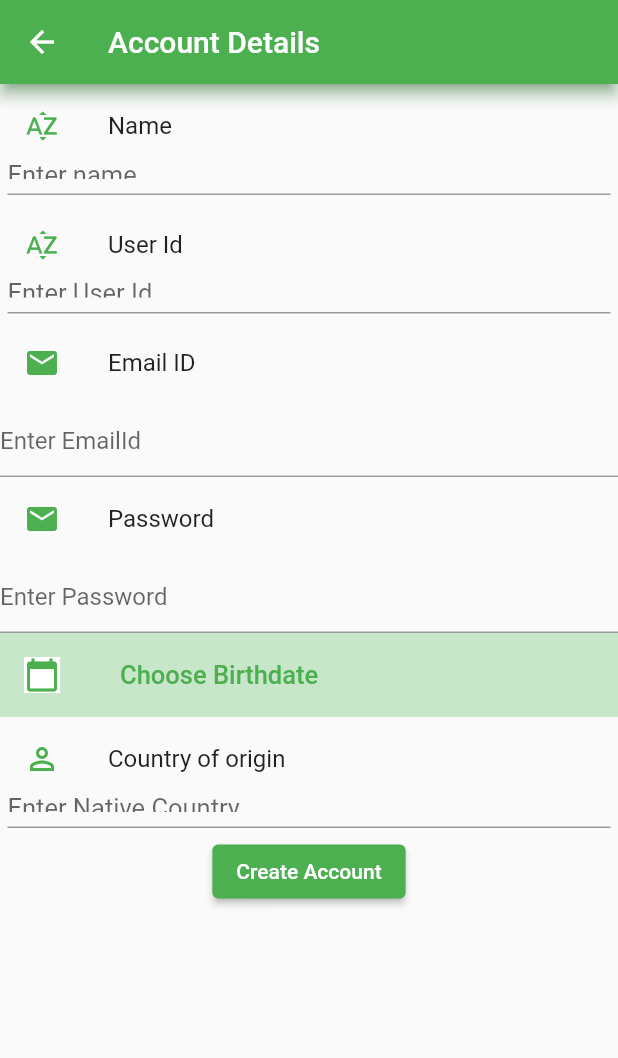
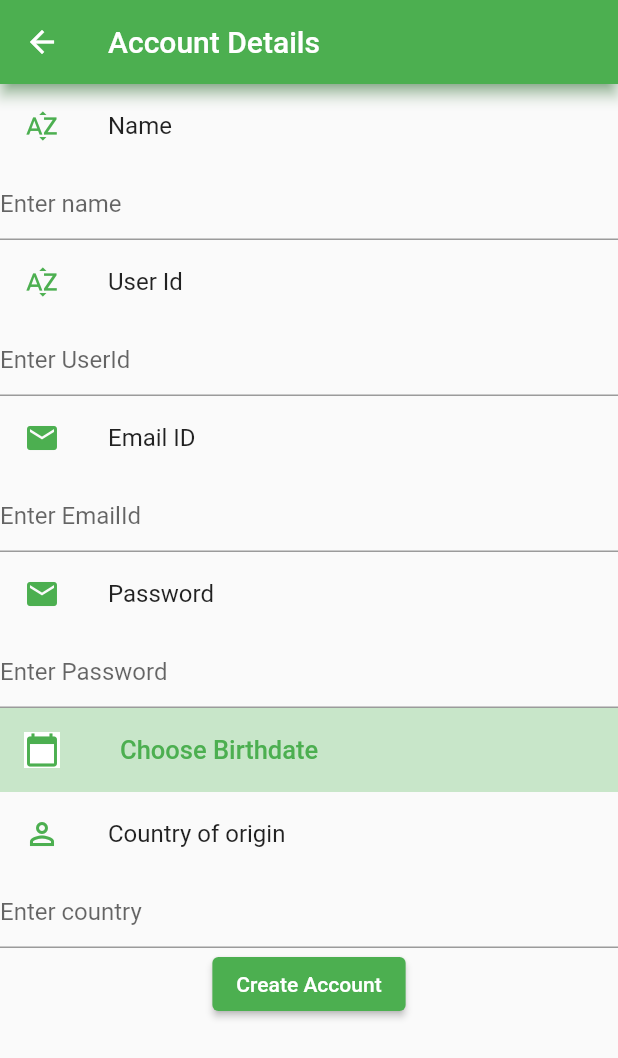
Before and after one commit to Amey-2002/Meme_G, a Flutter app: the Account_det screen opened by its route, after a tap on "Create Account", on a phone screen of 412 x 824 dp. Shown: the top 1058 px of the screen. Run offline on Flutter 3.47's test engine with Material 2 defaults, Android fonts, the phone set to English and light mode, and no system bars; our stand-ins replace firebase_auth, firebase_core, flutter_datetime_picker, flutter_signin_button, google_sign_in; missing offline and left inert: flutter_painter; accounts and stored records are empty; network calls fail.

Commit message:
Personal info screen created
Personal info displays information of user entered while creating account on the app.
Pending Job - Storing the user specific information on firebase

```diff
--- a/meme_g/lib/main.dart
+++ b/meme_g/lib/main.dart
@@ -5,6 +5,7 @@ import 'package:firebase_core/firebase_core.dart';
 import 'package:flutter/material.dart';
 import 'package:meme_g/screens/emailandpass_signin.dart';
 import 'package:meme_g/screens/homescreen.dart';
+import 'package:meme_g/screens/personal_info.dart';
 import 'package:meme_g/screens/sign_in_screen.dart';
 import 'package:meme_g/screens/wrapper.dart';
 import 'package:meme_g/services/auth.dart';
@@ -51,6 +52,7 @@ class MyApp extends StatelessWidget {
           Account_det.route: (context) => Account_det(),
           Homescreen.route: (context) => Homescreen(),
           EmailandPass.route: (context) => EmailandPass(),
+          personal_info.route:(context) => personal_info(),
         },
       ),
     );
--- a/meme_g/lib/screens/account_details_screen.dart
+++ b/meme_g/lib/screens/account_details_screen.dart
@@ -13,12 +13,12 @@ class Account_det extends StatefulWidget {
   State<Account_det> createState() => _Account_detState();
 }
 
+dynamic name, userid, country;
+String? birthdate;
+var emailid, upassword;
+
 class _Account_detState extends State<Account_det> {
   var authObject = Auth();
-
-  dynamic name,userid,country;
-
-  var emailid, upassword;
 
   @override
   Widget build(BuildContext context) {
@@ -37,7 +37,15 @@ class _Account_detState extends State<Account_det> {
             ),
             title: Text('Name'),
           ),
-          Text_fields("Enter name",name),
+          Container(
+            child: TextField(
+                decoration: InputDecoration(hintText: "Enter name" ),
+                onChanged: (uname) {
+                  setState(() {
+                    name = uname;
+                  });
+                }),
+          ),
           ListTile(
             leading: Icon(
               Icons.sort_by_alpha,
@@ -45,7 +53,15 @@ class _Account_detState extends State<Account_det> {
             ),
             title: Text('User Id'),
           ),
-          Text_fields("Enter User Id",userid),
+          Container(
+            child: TextField(
+                decoration: InputDecoration(hintText: "Enter UserId "),
+                onChanged: (uid) {
+                  setState(() {
+                    userid = uid;
+                  });
+                }),
+          ),
           ListTile(
             leading: Icon(
               Icons.email,
@@ -57,12 +73,11 @@ class _Account_detState extends State<Account_det> {
           Container(
             child: TextField(
                 decoration: InputDecoration(hintText: "Enter EmailId "),
-            onChanged:(email){
+                onChanged: (email) {
                   setState(() {
                     emailid = email;
                   });
-            }
-          ),
+                }),
           ),
           ListTile(
             leading: Icon(
@@ -75,7 +90,7 @@ class _Account_detState extends State<Account_det> {
           Container(
             child: TextField(
               decoration: InputDecoration(hintText: "Enter Password"),
-            onChanged: (password){
+              onChanged: (password) {
                 setState(() {
                   upassword = password.trim();
                 });
@@ -116,6 +131,9 @@ class _Account_detState extends State<Account_det> {
                       date.timeZoneOffset.inHours.toString());
                 }, onConfirm: (date) {
                   print('confirm $date');
+                  setState(() {
+                    birthdate= date.toString();
+                  });
                 }, currentTime: DateTime.now(), locale: LocaleType.en);
               },
               child: Container(
@@ -141,17 +159,28 @@ class _Account_detState extends State<Account_det> {
             ),
             title: Text('Country of origin'),
           ),
-         Text_fields("Enter Native Country",country),
-          ElevatedButton(child: Text("Create Account"), onPressed: () async {
-              dynamic result = await authObject.createAccount(emailid,upassword);
+          Container(
+          child: TextField(
+            decoration: InputDecoration(hintText: "Enter country  "),
+            onChanged:(ucountry){
+              setState(() {
+                country = ucountry;
+              });
+            }
+          ),
+        ),
+          ElevatedButton(
+              child: Text("Create Account"),
+              onPressed: () async {
+                dynamic result =
+                    await authObject.createAccount(emailid, upassword);
                 if (result == null) {
                   print("Enter valid Details");
                 } else {
                   Navigator.pushNamed(context, Homescreen.route);
                   print(result.uid);
                 }
-              }
-          )
+              })
         ])));
   }
 }
--- a/meme_g/lib/screens/homescreen.dart
+++ b/meme_g/lib/screens/homescreen.dart
@@ -1,4 +1,5 @@
 import 'package:flutter/material.dart';
+import 'package:meme_g/screens/personal_info.dart';
 import 'package:meme_g/widgets/create.dart';
 import 'package:meme_g/widgets/meme_list.dart';
 import '../widgets/drawer.dart';
@@ -30,7 +31,7 @@ class _HomescreenState extends State<Homescreen> {
               icon: IconButton(
                 icon: Icon(Icons.account_circle),
                 onPressed: () {
-                  Navigator.pushNamed(context, Account_det.route);
+                  Navigator.pushNamed(context,personal_info.route);
                 },
               ),
               title: Text('You')),
```
Also changed, not shown: meme_g/lib/screens/personal_info.dart (added, +168 -0 lines). Lines whose indentation alone changed are shown as unchanged.
